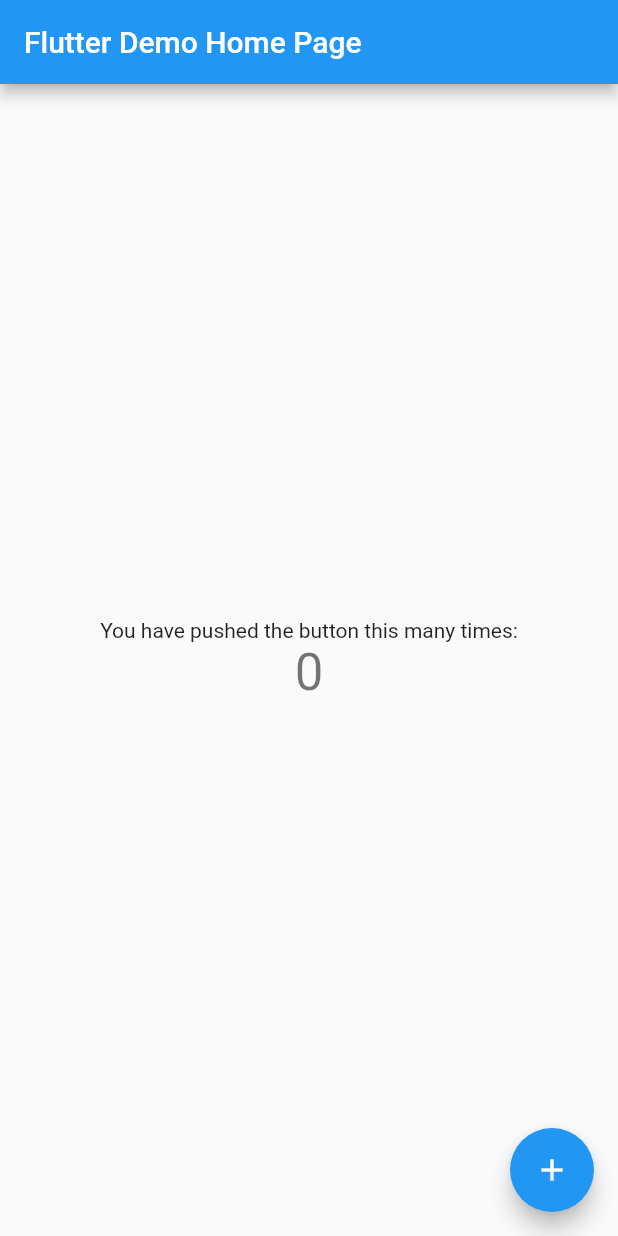
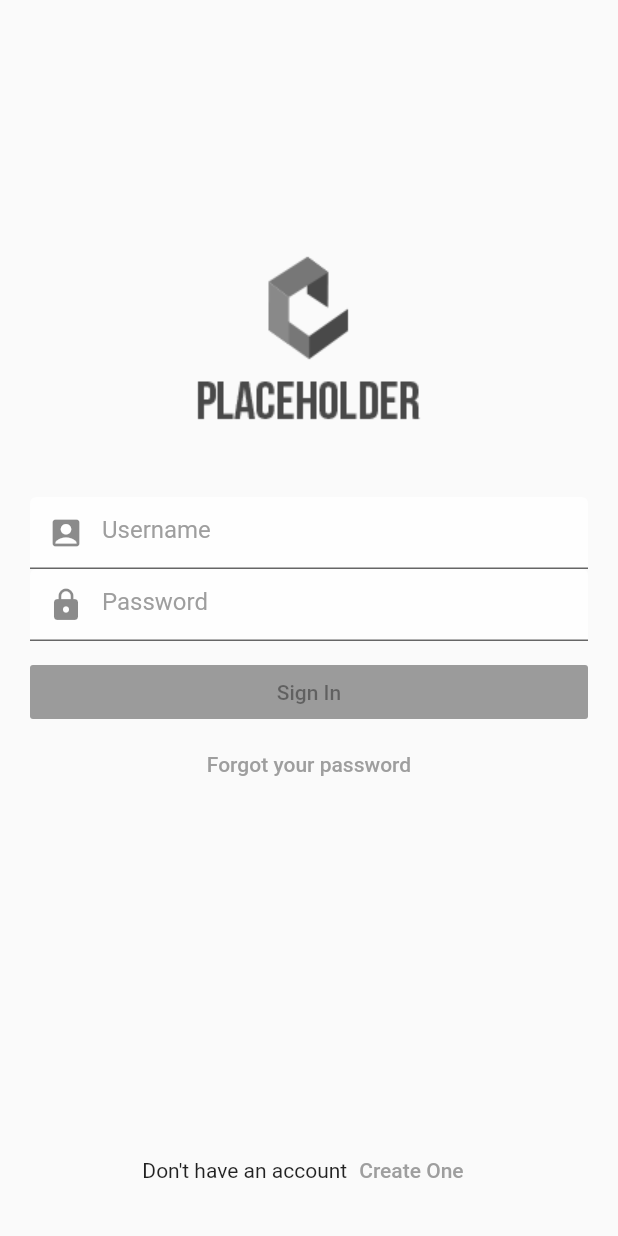
Before and after one commit to Henrymarks1/link, a Flutter app: the screen it shows after launch, on a phone screen of 412 x 824 dp. Run offline on Flutter 3.47's test engine with Material 2 defaults, Android fonts, the phone set to English and light mode, and no system bars.

Commit message:
login page

```diff
--- a/frontend/link/lib/main.dart
+++ b/frontend/link/lib/main.dart
@@ -1,4 +1,5 @@
 import 'package:flutter/material.dart';
+import 'package:link/pages/signin.dart';
 
 void main() {
   runApp(MyApp());
@@ -22,92 +23,7 @@
         // is not restarted.
         primarySwatch: Colors.blue,
       ),
-      home: MyHomePage(title: 'Flutter Demo Home Page'),
+      home: SignUp(),
     );
   }
 }
-
-class MyHomePage extends StatefulWidget {
-  MyHomePage({Key key, this.title}) : super(key: key);
-
-  // This widget is the home page of your application. It is stateful, meaning
-  // that it has a State object (defined below) that contains fields that affect
-  // how it looks.
-
-  // This class is the configuration for the state. It holds the values (in this
-  // case the title) provided by the parent (in this case the App widget) and
-  // used by the build method of the State. Fields in a Widget subclass are
-  // always marked "final".
-
-  final String title;
-
-  @override
-  _MyHomePageState createState() => _MyHomePageState();
-}
-
-class _MyHomePageState extends State<MyHomePage> {
-  int _counter = 0;
-
-  void _incrementCounter() {
-    setState(() {
-      // This call to setState tells the Flutter framework that something has
-      // changed in this State, which causes it to rerun the build method below
-      // so that the display can reflect the updated values. If we changed
-      // _counter without calling setState(), then the build method would not be
-      // called again, and so nothing would appear to happen.
-      _counter++;
-    });
-  }
-
-  @override
-  Widget build(BuildContext context) {
-    // This method is rerun every time setState is called, for instance as done
-    // by the _incrementCounter method above.
-    //
-    // The Flutter framework has been optimized to make rerunning build methods
-    // fast, so that you can just rebuild anything that needs updating rather
-    // than having to individually change instances of widgets.
-    return Scaffold(
-      appBar: AppBar(
-        // Here we take the value from the MyHomePage object that was created by
-        // the App.build method, and use it to set our appbar title.
-        title: Text(widget.title),
-      ),
-      body: Center(
-        // Center is a layout widget. It takes a single child and positions it
-        // in the middle of the parent.
-        child: Column(
-          // Column is also a layout widget. It takes a list of children and
-          // arranges them vertically. By default, it sizes itself to fit its
-          // children horizontally, and tries to be as tall as its parent.
-          //
-          // Invoke "debug painting" (press "p" in the console, choose the
-          // "Toggle Debug Paint" action from the Flutter Inspector in Android
-          // Studio, or the "Toggle Debug Paint" command in Visual Studio Code)
-          // to see the wireframe for each widget.
-          //
-          // Column has various properties to control how it sizes itself and
-          // how it positions its children. Here we use mainAxisAlignment to
-          // center the children vertically; the main axis here is the vertical
-          // axis because Columns are vertical (the cross axis would be
-          // horizontal).
-          mainAxisAlignment: MainAxisAlignment.center,
-          children: <Widget>[
-            Text(
-              'You have pushed the button this many times:',
-            ),
-            Text(
-              '$_counter',
-              style: Theme.of(context).textTheme.headline4,
-            ),
-          ],
-        ),
-      ),
-      floatingActionButton: FloatingActionButton(
-        onPressed: _incrementCounter,
-        tooltip: 'Increment',
-        child: Icon(Icons.add),
-      ), // This trailing comma makes auto-formatting nicer for build methods.
-    );
-  }
-}
--- /dev/null
+++ b/frontend/link/lib/pages/signin.dart
@@ -0,0 +1,92 @@
+import 'dart:ui';
+
+import 'package:flutter/material.dart';
+
+class SignUp extends StatelessWidget {
+  @override
+  Widget build(BuildContext context) {
+    return Scaffold(
+        body: Center(
+            child: Padding(
+      padding: EdgeInsets.all(20),
+      child: Column(
+        children: [
+          Expanded(
+            child: Container(),
+          ),
+          Image.asset('assets/images/logo-placeholder.png'),
+          TextField(
+            decoration: InputDecoration(
+              hintText: 'Username',
+              prefixIcon: Icon(Icons.account_box),
+              hintStyle: TextStyle(color: Colors.grey),
+              filled: true,
+              fillColor: Colors.white70,
+              focusedBorder: OutlineInputBorder(
+                borderRadius: BorderRadius.all(Radius.circular(10.0)),
+                borderSide: BorderSide(color: Colors.green, width: 2),
+              ),
+            ),
+          ),
+          TextField(
+            decoration: InputDecoration(
+              hintText: 'Password',
+              prefixIcon: Icon(Icons.lock),
+              hintStyle: TextStyle(color: Colors.grey),
+              filled: true,
+              fillColor: Colors.white70,
+              focusedBorder: OutlineInputBorder(
+                borderRadius: BorderRadius.all(Radius.circular(10.0)),
+                borderSide: BorderSide(color: Colors.green, width: 2),
+              ),
+            ),
+          ),
+          Padding(
+            padding: EdgeInsets.only(top: 10),
+            child: SizedBox(
+              width: double.infinity,
+              child: RaisedButton(
+                onPressed: null,
+                child: Text('Sign In'),
+              ),
+            ),
+          ),
+          TextButton(
+            onPressed: () {
+              print('test');
+            },
+            child: Text("Forgot your password"),
+            style: ButtonStyle(
+              overlayColor:
+                  MaterialStateProperty.all<Color>(Colors.transparent),
+              foregroundColor:
+                  MaterialStateProperty.all<Color>(Colors.grey[500]),
+            ),
+          ),
+          Expanded(
+            child: Container(),
+            flex: 2,
+          ),
+          Row(
+            mainAxisAlignment: MainAxisAlignment.center,
+            children: [
+              Text("Don't have an account"),
+              TextButton(
+                style: ButtonStyle(
+                  overlayColor:
+                      MaterialStateProperty.all<Color>(Colors.transparent),
+                  foregroundColor:
+                      MaterialStateProperty.all<Color>(Colors.grey[500]),
+                ),
+                child: Text("Create One"),
+                onPressed: () {
+                  print("test");
+                },
+              )
+            ],
+          ),
+        ],
+      ),
+    )));
+  }
+}
```
Also changed, not shown: frontend/link/pubspec.yaml (+3 -6 lines), frontend/link/assets/images/logo-placeholder.png (added), 3 other files.
